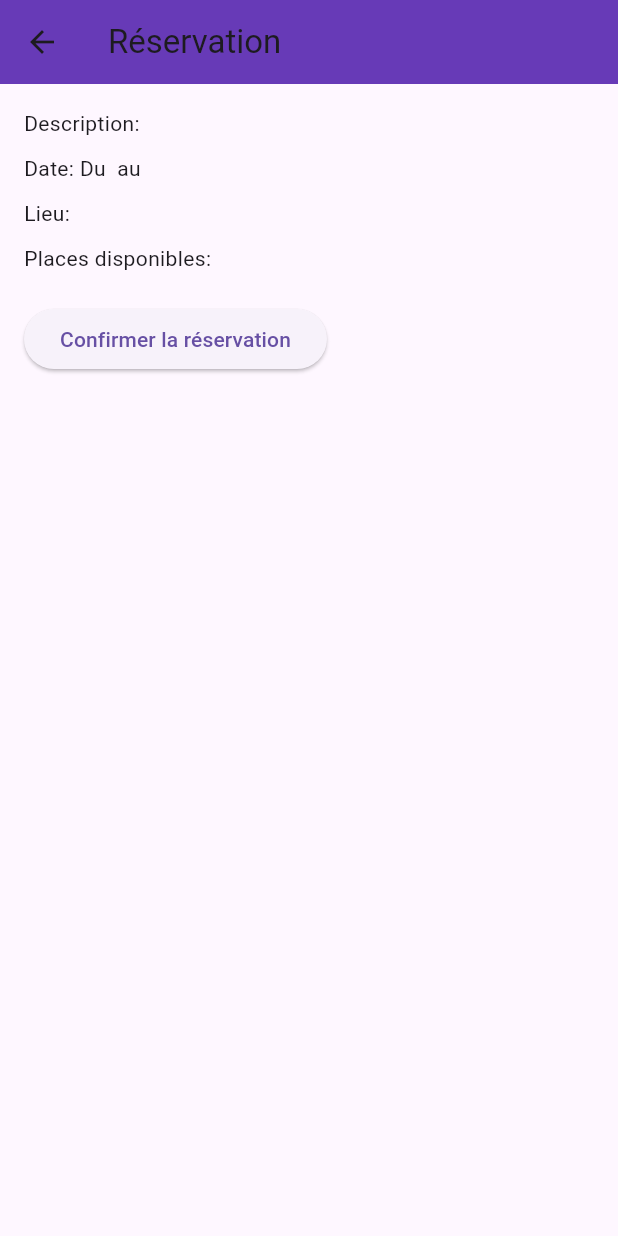
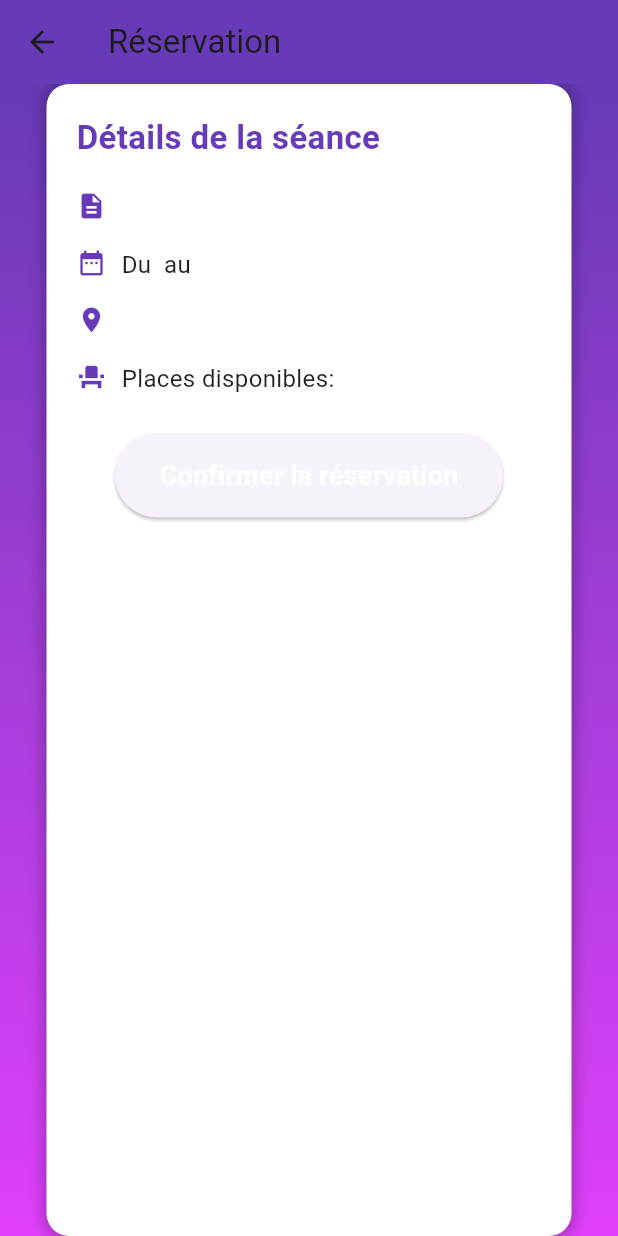
Before and after one commit to FlavienNouet/MyApp, a Flutter app: the ReservationScreen screen opened directly with empty values, on a phone screen of 412 x 824 dp. Run offline on Flutter 3.47's test engine with Material 3 defaults, Android fonts, the phone set to English and light mode, and no system bars; our stand-ins replace shared_preferences; accounts and stored records are empty; network calls fail.

Commit message:
modif du design général

```diff
--- a/lib/reserv.dart
+++ b/lib/reserv.dart
@@ -46,20 +46,104 @@ class ReservationScreen extends StatelessWidget {
         title: Text('Réservation'),
         backgroundColor: Colors.deepPurple,
       ),
-      body: Padding(
-        padding: EdgeInsets.all(16),
+      body: Container(
+        decoration: BoxDecoration(
+          gradient: LinearGradient(
+            colors: [Colors.deepPurple, Colors.purpleAccent], // Dégradé violet
+            begin: Alignment.topCenter,
+            end: Alignment.bottomCenter,
+          ),
+        ),
+        child: Center(
+          child: Container(
+            width: 350,
+            padding: EdgeInsets.all(20),
+            decoration: BoxDecoration(
+              color: Colors.white,  // Boîte blanche
+              borderRadius: BorderRadius.circular(15),
+              boxShadow: [
+                BoxShadow(
+                  color: Colors.black26,
+                  blurRadius: 8,
+                  spreadRadius: 2,
+                ),
+              ],
+            ),
             child: Column(
               crossAxisAlignment: CrossAxisAlignment.start,
               children: [
-            Text('Description: ${video['description']}'),
-            SizedBox(height: 10),
-            Text('Date: Du ${video['dateDebut']} au ${video['dateFin']}'),
-            SizedBox(height: 10),
-            Text('Lieu: ${video['lieu']}'),
-            SizedBox(height: 10),
-            Text('Places disponibles: ${video['nombrePlaces']}'),
+                Text(
+                  'Détails de la séance',
+                  style: TextStyle(
+                    fontSize: 22,
+                    fontWeight: FontWeight.bold,
+                    color: Colors.deepPurple,
+                  ),
+                ),
                 SizedBox(height: 20),
-            ElevatedButton(
+                // Description
+                Row(
+                  crossAxisAlignment: CrossAxisAlignment.start,
+                  children: [
+                    Icon(Icons.description, color: Colors.deepPurple, size: 20),
+                    SizedBox(width: 10),
+                    Expanded(
+                      child: Text(
+                        video['description'] ?? 'Description indisponible',
+                        style: TextStyle(fontSize: 16, color: Colors.black87),
+                      ),
+                    ),
+                  ],
+                ),
+                SizedBox(height: 15),
+                // Date de début et fin
+                Row(
+                  crossAxisAlignment: CrossAxisAlignment.start,
+                  children: [
+                    Icon(Icons.date_range, color: Colors.deepPurple, size: 20),
+                    SizedBox(width: 10),
+                    Expanded(
+                      child: Text(
+                        "Du ${video['dateDebut']} au ${video['dateFin']}",
+                        style: TextStyle(fontSize: 16, color: Colors.black87),
+                      ),
+                    ),
+                  ],
+                ),
+                SizedBox(height: 15),
+                // Lieu
+                Row(
+                  crossAxisAlignment: CrossAxisAlignment.start,
+                  children: [
+                    Icon(Icons.location_on, color: Colors.deepPurple, size: 20),
+                    SizedBox(width: 10),
+                    Expanded(
+                      child: Text(
+                        video['lieu'] ?? 'Lieu non spécifié',
+                        style: TextStyle(fontSize: 16, color: Colors.black87),
+                      ),
+                    ),
+                  ],
+                ),
+                SizedBox(height: 15),
+                // Nombre de places disponibles
+                Row(
+                  crossAxisAlignment: CrossAxisAlignment.start,
+                  children: [
+                    Icon(Icons.event_seat, color: Colors.deepPurple, size: 20),
+                    SizedBox(width: 10),
+                    Expanded(
+                      child: Text(
+                        "Places disponibles: ${video['nombrePlaces'] ?? 'N/A'}",
+                        style: TextStyle(fontSize: 16, color: Colors.black87),
+                      ),
+                    ),
+                  ],
+                ),
+                SizedBox(height: 25),
+                // Bouton de réservation
+                Center(
+                  child: ElevatedButton(
                     onPressed: () async {
                       // Confirmer la réservation et appeler la fonction bookSeance
                       await bookSeance(idUtilisateur, idSeance);
@@ -70,9 +154,25 @@ class ReservationScreen extends StatelessWidget {
                         MaterialPageRoute(builder: (context) => ConfirmationScreen()),
                       );
                     },
-              child: Text('Confirmer la réservation'),
+                    style: ElevatedButton.styleFrom(
+                      padding: EdgeInsets.symmetric(horizontal: 30, vertical: 15),
+                      shape: RoundedRectangleBorder(
+                        borderRadius: BorderRadius.circular(30),
+                      ),
+                    ),
+                    child: Text(
+                      'Confirmer la réservation',
+                      style: TextStyle(
+                        fontSize: 18,
+                        fontWeight: FontWeight.bold,
+                        color: Colors.white,
+                      ),
+                    ),
+                  ),
                 ),
               ],
+            ),
+          ),
         ),
       ),
     );
```
Also changed, not shown: lib/historique.dart (+7 -1 lines), lib/home_screen.dart (+12 -2 lines), lib/profile.dart (+17 -13 lines). Lines whose indentation alone changed are shown as unchanged.
